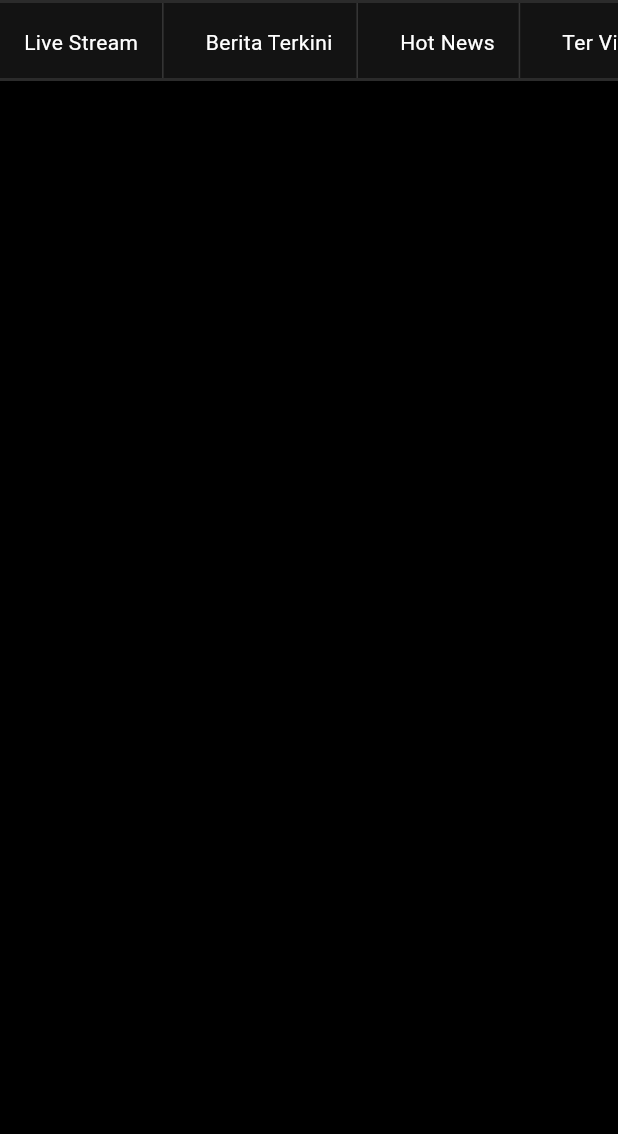
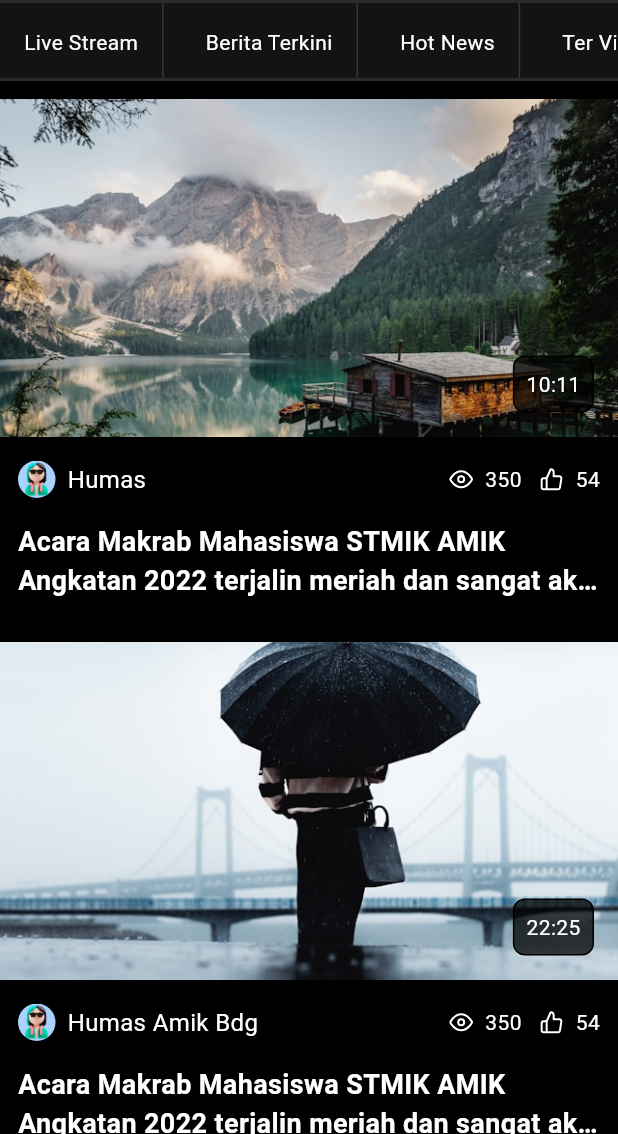
Before and after one commit to bimapriaaditya/view-hub, a Flutter app: the screen it shows after launch, on a phone screen of 412 x 824 dp, the part 102-1236 px from its top. Run offline on Flutter 3.47's test engine with Material 3 defaults, Android fonts, the phone set to English and light mode, and no system bars; our stand-ins replace flutter_feather_icons, google_fonts.

Commit message:
feat(List): Add List View on home page

```diff
--- a/lib/screens/home.dart
+++ b/lib/screens/home.dart
@@ -1,6 +1,7 @@
 import 'package:flutter/material.dart';
 import 'package:view_hub/models/custom_colors.dart';
 import "package:flutter_feather_icons/flutter_feather_icons.dart";
+import 'package:view_hub/widgets/video_card.dart';
 
 var topMenus = [
   "Live Stream",
@@ -9,6 +10,36 @@ var topMenus = [
   "Ter Viraaaal",
   "Sport",
   "Lainnya"
+];
+
+final List<Map<String, dynamic>> videoList = [
+  {
+    'thumbnailUrl': 'assets/images/landscape_image.png',
+    'title': 'Acara Makrab Mahasiswa STMIK AMIK Angkatan 2022 terjalin meriah dan sangat akrab',
+    'duration': '10:11',
+    'viewed': 350,
+    'liked': 54,
+    'channelThumbnail': 'assets/images/user_image.png',
+    'channelName': 'Humas',
+  },
+  {
+    'thumbnailUrl': 'assets/images/potrait_image.png',
+    'title': 'Acara Makrab Mahasiswa STMIK AMIK Angkatan 2022 terjalin meriah dan sangat akrab',
+    'duration': '22:25',
+    'viewed': 350,
+    'liked': 54,
+    'channelThumbnail': 'assets/images/user_image.png',
+    'channelName': 'Humas Amik Bdg',
+  },
+  {
+    'thumbnailUrl': 'assets/images/landscape_image.png',
+    'title': 'Acara Makrab Mahasiswa STMIK AMIK Angkatan 2022 terjalin meriah dan sangat akrab',
+    'duration': '33:02',
+    'viewed': 350,
+    'liked': 54,
+    'channelThumbnail': 'assets/images/user_image.png',
+    'channelName': 'Humas Amik Bdg',
+  }
 ];
 
 class HomePage extends StatefulWidget {
@@ -27,15 +58,63 @@ class _HomePageState extends State<HomePage> {
         backgroundColor: CustomColor.canvas,
       ),
       body: SafeArea(
-          child: Column(
+        child: ListView(
+          scrollDirection: Axis.vertical,
+          addAutomaticKeepAlives: true,
+          addRepaintBoundaries: true,
           children: [
             const SizedBox(height: 12),
-              Container(
+            const TopMenus(),
+            const SizedBox(height: 12),
+            _videoList()
+          ],
+        ),
+      )
+    );
+  }
+
+  ListView _videoList() {
+    return ListView.separated(
+      physics: NeverScrollableScrollPhysics(),
+      shrinkWrap: true,
+      itemBuilder: (context, index) {
+        final video = videoList[index];
+        return InkWell(
+          onTap: () {
+            print("Halo aku bima");
+          },
+          child: VideoCard(
+            thumbnailUrl: video["thumbnailUrl"],
+            title: video["title"],
+            duration: video["duration"],
+            viewed: video["viewed"],
+            liked: video["liked"],
+            channelThumbnail: video["channelThumbnail"],
+            channelName: video["channelName"]
+          ),
+        );
+      },
+      // itemBuilder: (context, index) => Text(videoList[index]["duration"]),
+      separatorBuilder: (context, index) => const SizedBox(height: 16),
+      itemCount: videoList.length
+    );
+  }
+}
+
+class TopMenus extends StatelessWidget {
+  const TopMenus({
+    super.key,
+  });
+
+  @override
+  Widget build(BuildContext context) {
+    return Container(
       decoration: BoxDecoration(
         color: Colors.white.withOpacity(.075),
         border: Border.symmetric(
           horizontal: BorderSide(
-                      color: Colors.white.withOpacity(0.1), width: 2
+            color: Colors.white.withOpacity(0.1),
+            width: 2
           )
         )
       ),
@@ -47,8 +126,7 @@ class _HomePageState extends State<HomePage> {
             decoration: BoxDecoration(
               border: Border(
                 right: BorderSide(
-                            color: Colors.white.withOpacity(.15),
-                            width: 1
+                  color: Colors.white.withOpacity(.15), width: 1
                 )
               )
             ),
@@ -61,10 +139,7 @@ class _HomePageState extends State<HomePage> {
           itemCount: topMenus.length
         ),
       ),
-              )
-            ],
-          ),
-        ));
+    );
   }
 }
 
--- /dev/null
+++ b/lib/widgets/video_card.dart
@@ -0,0 +1,121 @@
+import 'package:flutter/material.dart';
+// import 'package:flutter/widgets.dart';
+import 'package:flutter_feather_icons/flutter_feather_icons.dart';
+
+class VideoCard extends StatelessWidget {
+  final String thumbnailUrl;
+  final String title;
+  final String duration;
+  final int viewed;
+  final int liked;
+  final String channelThumbnail;
+  final String channelName;
+
+  const VideoCard({super.key,
+    required this.thumbnailUrl,
+    required this.title,
+    required this.duration,
+    required this.viewed,
+    required this.liked,
+    required this.channelThumbnail,
+    required this.channelName,
+  });
+
+  @override
+  Widget build(BuildContext context) {
+    return SizedBox(
+      width: double.infinity,
+      child: Column(
+        crossAxisAlignment: CrossAxisAlignment.start,
+        children: [
+          Stack(
+            children: [
+              Image.asset(
+                thumbnailUrl,
+                width: double.infinity,
+                height: 225,
+                fit: BoxFit.cover,
+              ),
+              Positioned(
+                bottom: 16,
+                right: 16,
+                child: Container(
+                  padding: const EdgeInsets.all(8),
+                  decoration: BoxDecoration(
+                    color: Colors.black.withOpacity(0.75),
+                    border: Border.all(color: Colors.black, width: 1),
+                    borderRadius: const BorderRadius.all(Radius.circular(8))
+                  ),
+                  child: Text(duration,
+                    style: const TextStyle(
+                      color: Colors.white
+                    ),
+                  ),
+                )
+              )
+            ],
+          ),
+          Padding(
+            padding: const EdgeInsets.fromLTRB(12, 16, 12, 16),
+            child: Row(
+              mainAxisAlignment: MainAxisAlignment.spaceBetween,
+              crossAxisAlignment: CrossAxisAlignment.center,
+              children: [
+                Row(
+                  children: [
+                    ClipRRect(
+                      borderRadius: BorderRadius.circular(15),
+                      child: Image.asset(
+                        channelThumbnail,
+                        fit: BoxFit.contain,
+                        width: 25,
+                        height: 25,
+                      ),
+                    ),
+                    const SizedBox(width: 8,),
+                    Text(channelName, style: const TextStyle(fontSize: 16),)
+                  ],
+                ),
+                Row(children: [
+                  Row(children: [
+                    const Icon(
+                      FeatherIcons.eye,
+                      color: Colors.white,
+                      size: 16,
+                    ),
+                    const SizedBox(width: 8),
+                    Text("$viewed")
+                  ]),
+                  const SizedBox(width: 12,),
+                  Row(children: [
+                    const Icon(
+                      FeatherIcons.thumbsUp,
+                      color: Colors.white,
+                      size: 16,
+                    ),
+                    const SizedBox(width: 8),
+                    Text("$liked")
+                  ])
+                ],),
+              ],
+            ),
+          ),
+          Padding(
+            padding: const EdgeInsets.fromLTRB(12, 0, 12, 12),
+            child: Expanded(
+              child: Text(
+                title,
+                style: const TextStyle(
+                  fontSize: 18,
+                  fontWeight: FontWeight.w600
+                ),
+                maxLines: 2,
+                overflow: TextOverflow.ellipsis,
+              ),
+            ),
+          ),
+        ],
+      ),
+    );
+  }
+}
```
Also changed, not shown: assets/images/landscape_image.png (added), assets/images/potrait_image.png (added), assets/images/user_image.png (added). Lines whose indentation alone changed are shown as unchanged.
